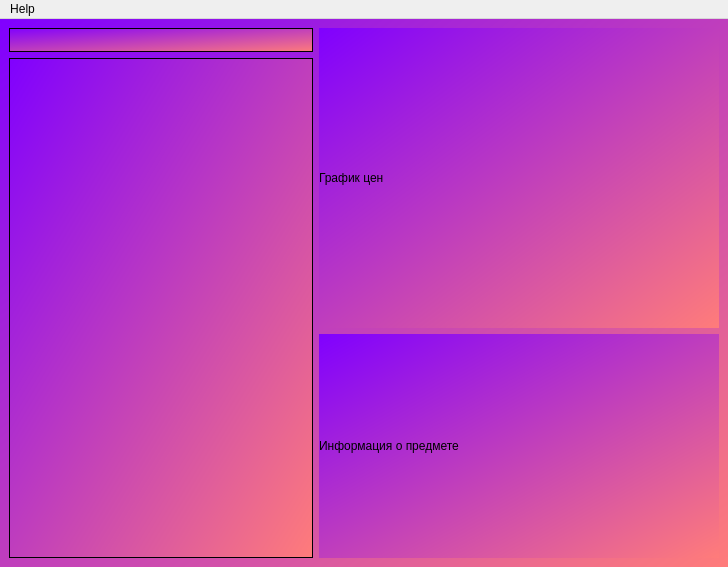
The window that qt_sc.ui (Paketgit/PyQt_Stalcraft_Monitor) describes before a commit, drawn with Qt 5.
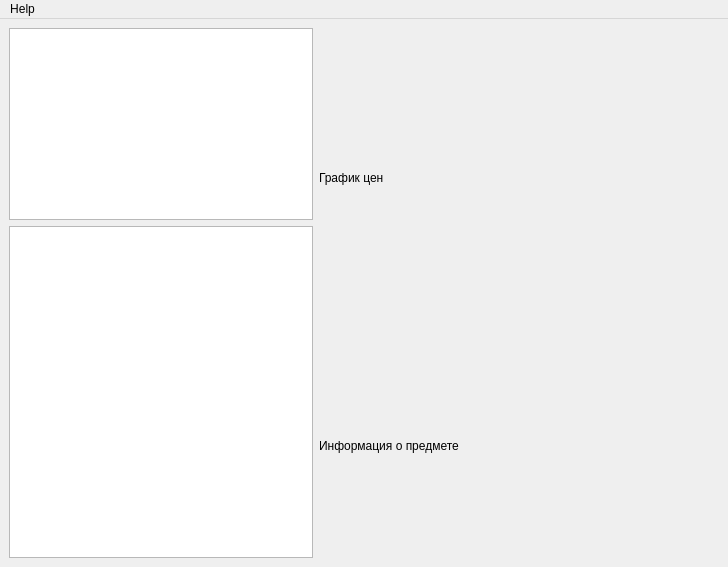
The same window after the commit.

Commit message: Продолжаем ебаться, реализованна бд

What changed in the file:
```diff
--- a/qt_sc.ui
+++ b/qt_sc.ui
@@ -15,8 +15,7 @@
   </property>
   <widget class="QWidget" name="centralwidget">
    <property name="styleSheet">
-    <string notr="true">background-color: qlineargradient(spread:pad, x1:0, y1:0, x2:1, y2:1, stop:0 rgba(128, 0, 255, 255), stop:1 rgba(255, 124, 122, 255));
-</string>
+    <string notr="true"/>
    </property>
    <layout class="QHBoxLayout" name="horizontalLayout">
     <item>
@@ -38,20 +37,7 @@
        </widget>
       </item>
       <item>
-       <widget class="QTableView" name="Auc_table">
-        <property name="sizePolicy">
-         <sizepolicy hsizetype="Minimum" vsizetype="Minimum">
-          <horstretch>0</horstretch>
-          <verstretch>0</verstretch>
-         </sizepolicy>
-        </property>
-        <property name="minimumSize">
-         <size>
-          <width>300</width>
-          <height>500</height>
-         </size>
-        </property>
-       </widget>
+       <widget class="QTableWidget" name="aucList"/>
       </item>
      </layout>
     </item>
```
The commit also changes 2 other files.
